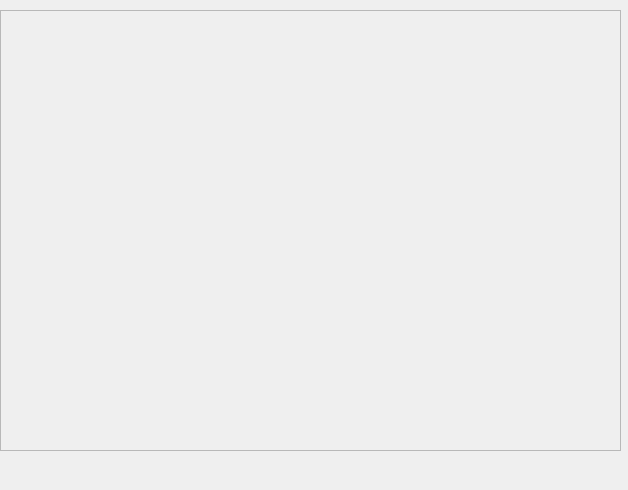
Above: src/MainWindow/MonitorWidget/RfCommMonitor.ui from donarturo11/QBrainwaveOSC before the change. Below: the same form after it.
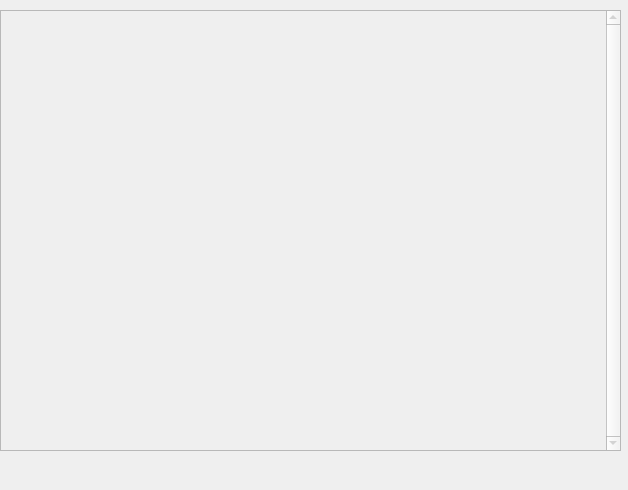
That is the form after the change.

The edit to the form file:
```diff
--- a/src/MainWindow/MonitorWidget/RfCommMonitor.ui
+++ b/src/MainWindow/MonitorWidget/RfCommMonitor.ui
@@ -21,7 +21,7 @@
   </property>
   <widget class="QTextEdit" name="status_text">
    <property name="enabled">
-    <bool>false</bool>
+    <bool>true</bool>
    </property>
    <property name="geometry">
     <rect>
@@ -31,6 +31,21 @@
      <height>441</height>
     </rect>
    </property>
+   <property name="cursor" stdset="0">
+    <cursorShape>IBeamCursor</cursorShape>
+   </property>
+   <property name="verticalScrollBarPolicy">
+    <enum>Qt::ScrollBarAlwaysOn</enum>
+   </property>
+   <property name="sizeAdjustPolicy">
+    <enum>QAbstractScrollArea::AdjustToContents</enum>
+   </property>
+   <property name="readOnly">
+    <bool>true</bool>
+   </property>
+   <property name="textInteractionFlags">
+    <set>Qt::TextSelectableByKeyboard|Qt::TextSelectableByMouse</set>
+   </property>
   </widget>
  </widget>
  <resources/>
```
